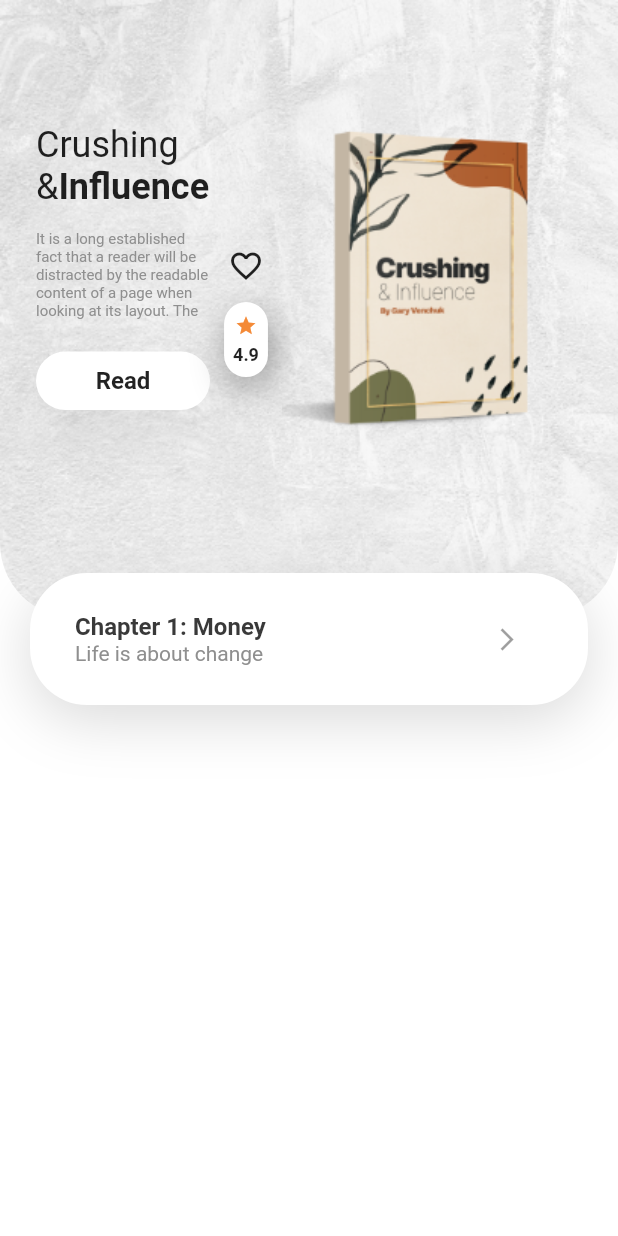
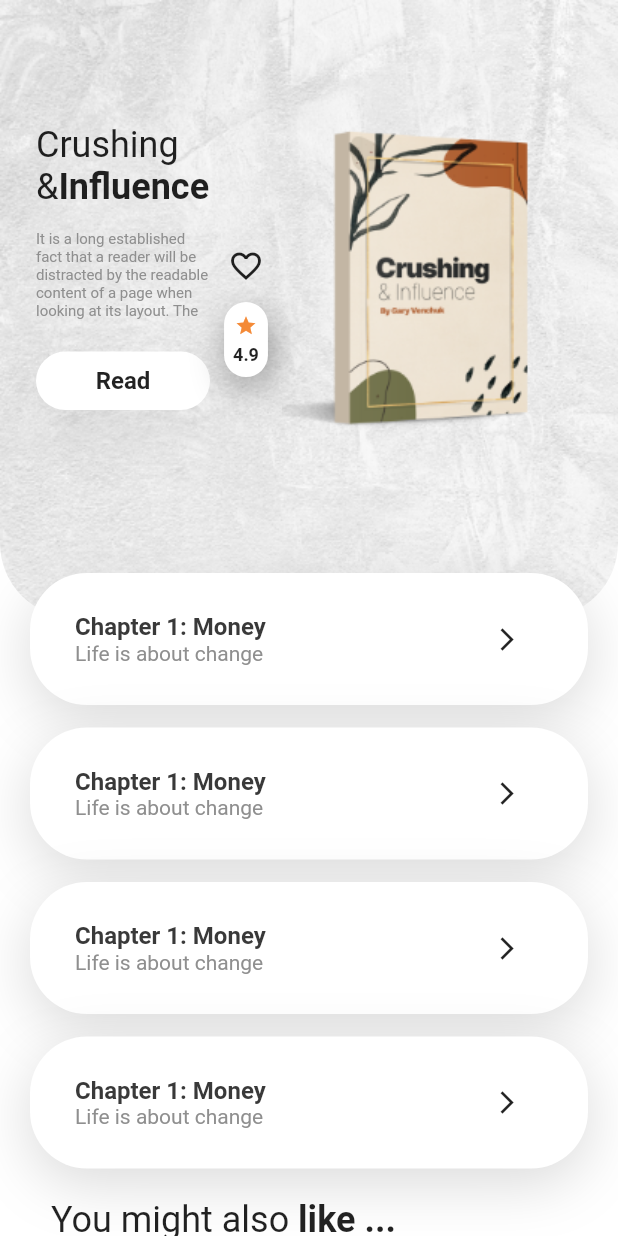
Before and after one commit to hailyna93/Book-App, a Flutter app: the DetailScreen screen opened directly, on a phone screen of 412 x 824 dp. Run offline on Flutter 3.47's test engine with Material 2 defaults, Android fonts, the phone set to English and light mode, and no system bars.

Commit message:
detail screen

```diff
--- a/lib/screens/detail_screen.dart
+++ b/lib/screens/detail_screen.dart
@@ -1,4 +1,5 @@
 import 'package:book_app/consttants.dart';
+import 'package:book_app/widgets/book_info.dart';
 import 'package:book_app/widgets/book_rating.dart';
 import 'package:book_app/widgets/round_button.dart';
 import 'package:flutter/material.dart';
@@ -8,7 +9,12 @@ class DetailScreen extends StatelessWidget {
   Widget build(BuildContext context) {
     var size = MediaQuery.of(context).size;
     return Scaffold(
-      body: Stack(
+      body: SingleChildScrollView(
+        scrollDirection: Axis.vertical,
+        child: Column(
+          crossAxisAlignment: CrossAxisAlignment.start,
+          children: <Widget>[
+            Stack(
               children: <Widget>[
                 Container(
                   height: size.height * .5,
@@ -38,7 +44,9 @@ class DetailScreen extends StatelessWidget {
                                 children: <Widget>[
                                   RichText(
                                     text: TextSpan(
-                                  style: Theme.of(context).textTheme.headline5,
+                                        style: Theme.of(context)
+                                            .textTheme
+                                            .headline5,
                                         children: [
                                           TextSpan(text: "Crushing &"),
                                           TextSpan(
@@ -73,11 +81,114 @@ class DetailScreen extends StatelessWidget {
                         name: "Money",
                         tag: "Life is about change",
                         chapterNumber: 1,
+                        press: () {},
+                      ),
+                      SizedBox(
+                        height: 15,
+                      ),
+                      ChapterCard(
+                        name: "Money",
+                        tag: "Life is about change",
+                        chapterNumber: 1,
+                        press: () {},
+                      ),
+                      SizedBox(
+                        height: 15,
+                      ),
+                      ChapterCard(
+                        name: "Money",
+                        tag: "Life is about change",
+                        chapterNumber: 1,
+                        press: () {},
+                      ),
+                      SizedBox(
+                        height: 15,
+                      ),
+                      ChapterCard(
+                        name: "Money",
+                        tag: "Life is about change",
+                        chapterNumber: 1,
+                        press: () {},
+                      ),
+                      SizedBox(
+                        height: 20,
+                      )
+                    ],
+                  ),
                 ),
               ],
             ),
+            Padding(
+              padding: const EdgeInsets.symmetric(horizontal: 34),
+              child: Column(
+                mainAxisAlignment: MainAxisAlignment.end,
+                crossAxisAlignment: CrossAxisAlignment.start,
+                children: <Widget>[
+                  RichText(
+                    text: TextSpan(
+                        style: Theme.of(context).textTheme.headline5,
+                        children: [
+                          TextSpan(text: "You might also "),
+                          TextSpan(
+                              text: "like ...",
+                              style: TextStyle(fontWeight: FontWeight.bold))
+                        ]),
+                  ),
+                  SizedBox(
+                    height: 20,
+                  ),
+                  Container(
+                    height: 180,
+                    child: Row(
+                      children: <Widget>[
+                        Expanded(
+                          child: Column(
+                            mainAxisAlignment: MainAxisAlignment.end,
+                            crossAxisAlignment: CrossAxisAlignment.start,
+                            children: <Widget>[
+                              RichText(
+                                text: TextSpan(
+                                    style:
+                                        Theme.of(context).textTheme.headline6,
+                                    children: [
+                                      TextSpan(text: "How To Win \n"),
+                                      TextSpan(text: "Friends & Influence")
+                                    ]),
+                              ),
+                              Text(
+                                "Gary Venchuk",
+                                style: TextStyle(color: kLightBlackColor),
+                              ),
+                              Row(
+                                children: <Widget>[
+                                  BookRating(
+                                    score: 4.9,
+                                  ),
+                                  SizedBox(
+                                    width: 10,
+                                  ),
+                                  RoundedButton(
+                                    text: "Read",
+                                    verticalPadding: 10,
                                   )
                                 ],
+                              )
+                            ],
+                          ),
+                        ),
+                        Image.asset("assets/images/book-2.png",
+                            height: 150, fit: BoxFit.fill)
+                      ],
+                    ),
+                  ),
+                ],
+              ),
+            ),
+            SizedBox(
+              height: 40,
+            )
+          ],
+        ),
       ),
     );
   }
@@ -136,48 +247,3 @@ class ChapterCard extends StatelessWidget {
     );
   }
 }
-
-class BookInfo extends StatelessWidget {
-  const BookInfo({
-    Key key,
-  }) : super(key: key);
-
-  @override
-  Widget build(BuildContext context) {
-    return Row(
-      crossAxisAlignment: CrossAxisAlignment.start,
-      children: <Widget>[
-        Expanded(
-          child: Column(
-            children: <Widget>[
-              Text(
-                "It is a long established fact that a reader will be distracted by the readable content of a page when looking at its layout. The point of using Lorem Ipsum is that it has a more-or-less normal distribution of letters, as opposed to using 'Content here, content here', making it look like readable English.",
-                maxLines: 5,
-                style: TextStyle(color: kLightBlackColor, fontSize: 10),
-              ),
-              SizedBox(
-                height: 5,
-              ),
-              RoundedButton(
-                text: "Read",
-                press: () {},
-                verticalPadding: 10,
-              )
-            ],
-          ),
-        ),
-        Column(
-          children: <Widget>[
-            IconButton(
-              icon: Icon(Icons.favorite_border),
-              onPressed: () {},
-            ),
-            BookRating(
-              score: 4.9,
-            )
-          ],
-        )
-      ],
-    );
-  }
-}
--- a/lib/widgets/book_info.dart
+++ b/lib/widgets/book_info.dart
@@ -0,0 +1,49 @@
+import 'package:book_app/consttants.dart';
+import 'package:book_app/widgets/book_rating.dart';
+import 'package:book_app/widgets/round_button.dart';
+import 'package:flutter/material.dart';
+
+class BookInfo extends StatelessWidget {
+  const BookInfo({
+    Key key,
+  }) : super(key: key);
+
+  @override
+  Widget build(BuildContext context) {
+    return Row(
+      crossAxisAlignment: CrossAxisAlignment.start,
+      children: <Widget>[
+        Expanded(
+          child: Column(
+            children: <Widget>[
+              Text(
+                "It is a long established fact that a reader will be distracted by the readable content of a page when looking at its layout. The point of using Lorem Ipsum is that it has a more-or-less normal distribution of letters, as opposed to using 'Content here, content here', making it look like readable English.",
+                maxLines: 5,
+                style: TextStyle(color: kLightBlackColor, fontSize: 10),
+              ),
+              SizedBox(
+                height: 5,
+              ),
+              RoundedButton(
+                text: "Read",
+                press: () {},
+                verticalPadding: 10,
+              )
+            ],
+          ),
+        ),
+        Column(
+          children: <Widget>[
+            IconButton(
+              icon: Icon(Icons.favorite_border),
+              onPressed: () {},
+            ),
+            BookRating(
+              score: 4.9,
+            )
+          ],
+        )
+      ],
+    );
+  }
+}
```
Lines whose indentation alone changed are shown as unchanged.
